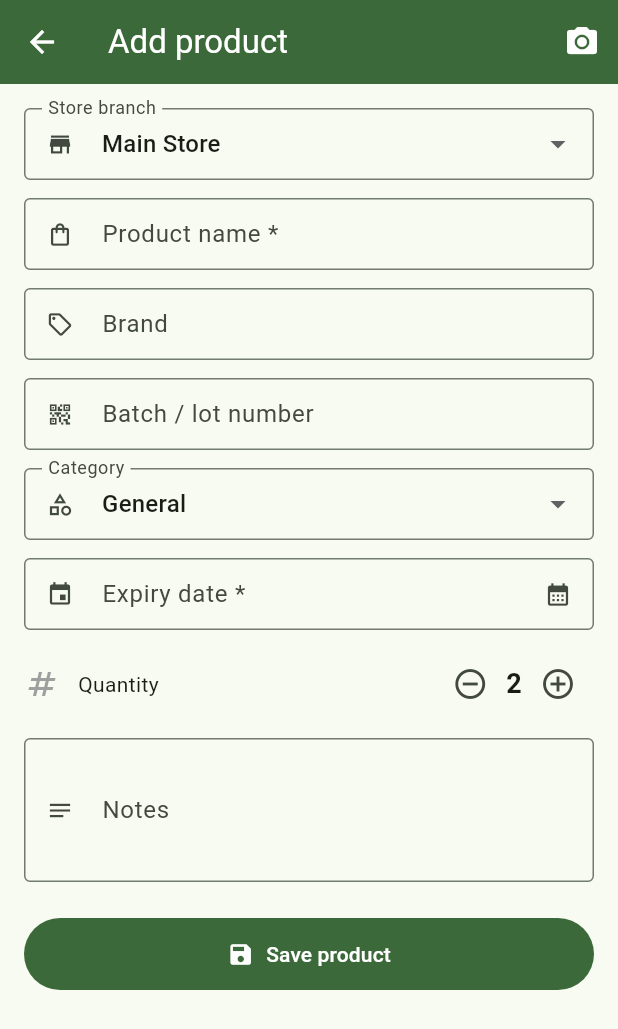
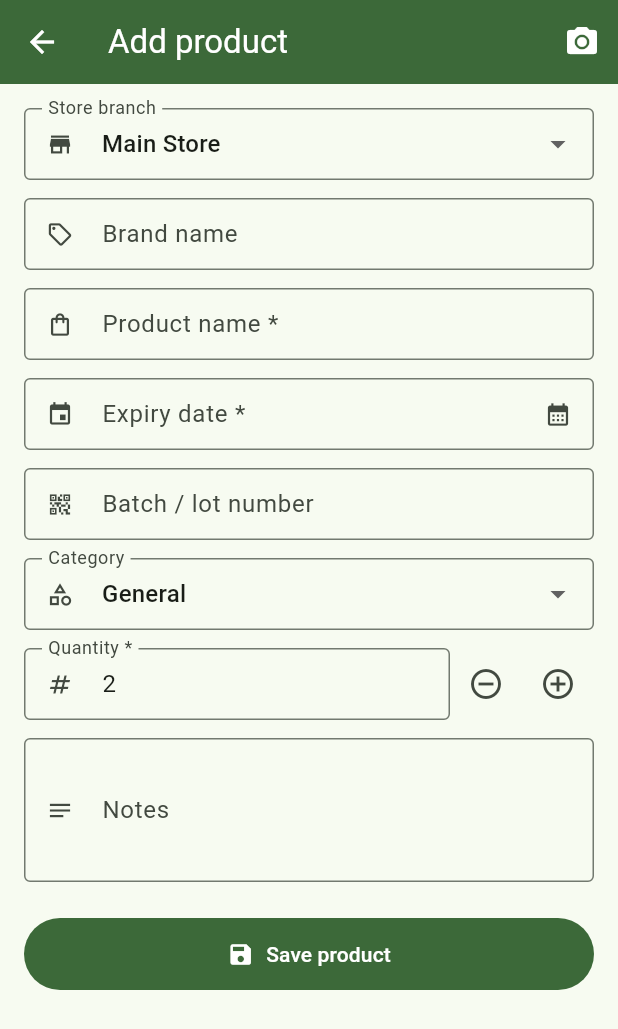
Before and after one commit to rizbismii/Expiry-Check, a Flutter app: the ProductFormScreen screen opened directly, after a tap on the "add circle outline" icon, on a phone screen of 412 x 824 dp. Shown: the top 1029 px of the screen. Run offline on Flutter 3.47's test engine with Material 3 defaults, Android fonts, the phone set to English and light mode, and no system bars; our stand-ins replace file_picker, flutter_local_notifications, flutter_timezone, image_picker, share_plus, shared_preferences and 2 more; missing offline and left inert: excel, google_mlkit_text_recognition; accounts and stored records are empty.

Commit message:
Reorder brand-first layout, typeable quantity, duplicate merge, report basis/date-range options, 90-day filter
Co-authored-by: rizbismii <rizbismii@users.noreply.github.com>

```diff
--- a/lib/models/product.dart
+++ b/lib/models/product.dart
@@ -35,10 +35,14 @@ class Product {
 
   bool get isExpiringSoon => daysLeft >= 0 && daysLeft <= 30;
 
+  /// Expiring between 31 and 90 days from today.
+  bool get isExpiring90 => daysLeft > 30 && daysLeft <= 90;
+
   String get statusLabel {
     if (isExpired) return 'Expired';
     if (daysLeft == 0) return 'Expires today';
     if (daysLeft <= 30) return 'Expiring soon';
+    if (daysLeft <= 90) return 'Expiring within 90 days';
     return 'Fresh';
   }
 
--- a/lib/screens/product_form_screen.dart
+++ b/lib/screens/product_form_screen.dart
@@ -1,4 +1,5 @@
 import 'package:flutter/material.dart';
+import 'package:flutter/services.dart';
 import 'package:image_picker/image_picker.dart';
 import 'package:intl/intl.dart';
 
@@ -36,9 +37,9 @@ class _ProductFormScreenState extends State<ProductFormScreen> {
   late final TextEditingController _brandCtrl;
   late final TextEditingController _batchCtrl;
   late final TextEditingController _expiryCtrl;
+  late final TextEditingController _qtyCtrl;
   late final TextEditingController _notesCtrl;
   late String _category;
-  late int _quantity;
   late int _storeId;
   List<Store> _stores = [];
   bool _saving = false;
@@ -65,9 +66,9 @@ class _ProductFormScreenState extends State<ProductFormScreen> {
     final initialExpiry = p?.expiryDate ?? scan?.expiryDate;
     _expiryCtrl = TextEditingController(
         text: initialExpiry == null ? '' : _nzDateFmt.format(initialExpiry));
+    _qtyCtrl = TextEditingController(text: '${p?.quantity ?? 1}');
     _notesCtrl = TextEditingController(text: p?.notes ?? '');
     _category = p?.category ?? scan?.category ?? 'General';
-    _quantity = p?.quantity ?? 1;
     _scannedText = scan?.rawText;
   }
 
@@ -77,8 +78,16 @@ class _ProductFormScreenState extends State<ProductFormScreen> {
     _brandCtrl.dispose();
     _batchCtrl.dispose();
     _expiryCtrl.dispose();
+    _qtyCtrl.dispose();
     _notesCtrl.dispose();
     super.dispose();
+  }
+
+  int get _quantityValue => int.tryParse(_qtyCtrl.text.trim()) ?? 1;
+
+  void _bumpQuantity(int delta) {
+    final next = (_quantityValue + delta).clamp(1, 999999);
+    setState(() => _qtyCtrl.text = '$next');
   }
 
   Future<void> _rescan() async {
@@ -153,18 +162,36 @@ class _ProductFormScreenState extends State<ProductFormScreen> {
         brand: _brandCtrl.text.trim(),
         batch: _batchCtrl.text.trim(),
         category: _category,
-        quantity: _quantity,
+        quantity: _quantityValue,
         expiryDate: expiryDate,
         addedDate: widget.product?.addedDate ?? DateTime.now(),
         notes: _notesCtrl.text.trim(),
       );
+      String? mergeMessage;
       if (_isEdit) {
         await DatabaseService.instance.update(product);
       } else {
-        await DatabaseService.instance.insert(product);
+        // Same brand + product + batch + expiry in this store: top up the
+        // existing entry's quantity instead of creating a duplicate row.
+        final existing = await DatabaseService.instance.findMatching(product);
+        if (existing != null) {
+          final merged = existing.copyWith(
+              quantity: existing.quantity + product.quantity);
+          await DatabaseService.instance.update(merged);
+          mergeMessage =
+              'Already in the list — quantity increased to ${merged.quantity}.';
+        } else {
+          await DatabaseService.instance.insert(product);
+        }
       }
       await NotificationService.instance.rescheduleAll();
-      if (mounted) Navigator.of(context).pop(true);
+      if (mounted) {
+        if (mergeMessage != null) {
+          ScaffoldMessenger.of(context).showSnackBar(
+              SnackBar(content: Text(mergeMessage)));
+        }
+        Navigator.of(context).pop(true);
+      }
     } catch (e) {
       _snack('Save failed: $e');
       if (mounted) setState(() => _saving = false);
@@ -243,6 +270,15 @@ class _ProductFormScreenState extends State<ProductFormScreen> {
               const SizedBox(height: 12),
             ],
             TextFormField(
+              controller: _brandCtrl,
+              decoration: const InputDecoration(
+                labelText: 'Brand name',
+                prefixIcon: Icon(Icons.sell_outlined),
+              ),
+              textCapitalization: TextCapitalization.words,
+            ),
+            const SizedBox(height: 12),
+            TextFormField(
               controller: _nameCtrl,
               decoration: const InputDecoration(
                 labelText: 'Product name *',
@@ -251,36 +287,6 @@ class _ProductFormScreenState extends State<ProductFormScreen> {
               textCapitalization: TextCapitalization.words,
               validator: (v) =>
                   (v == null || v.trim().isEmpty) ? 'Name is required' : null,
-            ),
-            const SizedBox(height: 12),
-            TextFormField(
-              controller: _brandCtrl,
-              decoration: const InputDecoration(
-                labelText: 'Brand',
-                prefixIcon: Icon(Icons.sell_outlined),
-              ),
-              textCapitalization: TextCapitalization.words,
-            ),
-            const SizedBox(height: 12),
-            TextFormField(
-              controller: _batchCtrl,
-              decoration: const InputDecoration(
-                labelText: 'Batch / lot number',
-                prefixIcon: Icon(Icons.qr_code_2),
-              ),
-              textCapitalization: TextCapitalization.characters,
-            ),
-            const SizedBox(height: 12),
-            DropdownButtonFormField<String>(
-              value: _category,
-              decoration: const InputDecoration(
-                labelText: 'Category',
-                prefixIcon: Icon(Icons.category_outlined),
-              ),
-              items: {..._categoryOptions()}
-                  .map((c) => DropdownMenuItem(value: c, child: Text(c)))
-                  .toList(),
-              onChanged: (v) => setState(() => _category = v ?? 'General'),
             ),
             const SizedBox(height: 12),
             TextFormField(
@@ -307,23 +313,58 @@ class _ProductFormScreenState extends State<ProductFormScreen> {
               },
             ),
             const SizedBox(height: 12),
+            TextFormField(
+              controller: _batchCtrl,
+              decoration: const InputDecoration(
+                labelText: 'Batch / lot number',
+                prefixIcon: Icon(Icons.qr_code_2),
+              ),
+              textCapitalization: TextCapitalization.characters,
+            ),
+            const SizedBox(height: 12),
+            DropdownButtonFormField<String>(
+              value: _category,
+              decoration: const InputDecoration(
+                labelText: 'Category',
+                prefixIcon: Icon(Icons.category_outlined),
+              ),
+              items: {..._categoryOptions()}
+                  .map((c) => DropdownMenuItem(value: c, child: Text(c)))
+                  .toList(),
+              onChanged: (v) => setState(() => _category = v ?? 'General'),
+            ),
+            const SizedBox(height: 12),
             Row(
               children: [
-                const Icon(Icons.numbers, color: Colors.grey),
-                const SizedBox(width: 12),
-                const Text('Quantity'),
-                const Spacer(),
+                Expanded(
+                  child: TextFormField(
+                    controller: _qtyCtrl,
+                    decoration: const InputDecoration(
+                      labelText: 'Quantity *',
+                      prefixIcon: Icon(Icons.numbers),
+                    ),
+                    keyboardType: TextInputType.number,
+                    inputFormatters: [FilteringTextInputFormatter.digitsOnly],
+                    // Refreshes the enabled state of the − button.
+                    onChanged: (_) => setState(() {}),
+                    validator: (v) {
+                      final n = int.tryParse((v ?? '').trim());
+                      if (n == null || n < 1) {
+                        return 'Enter a quantity of 1 or more';
+                      }
+                      return null;
+                    },
+                  ),
+                ),
                 IconButton(
-                  onPressed: _quantity > 1
-                      ? () => setState(() => _quantity--)
-                      : null,
+                  tooltip: 'Decrease',
+                  onPressed:
+                      _quantityValue > 1 ? () => _bumpQuantity(-1) : null,
                   icon: const Icon(Icons.remove_circle_outline),
                 ),
-                Text('$_quantity',
-                    style: const TextStyle(
-                        fontSize: 18, fontWeight: FontWeight.bold)),
                 IconButton(
-                  onPressed: () => setState(() => _quantity++),
+                  tooltip: 'Increase',
+                  onPressed: () => _bumpQuantity(1),
                   icon: const Icon(Icons.add_circle_outline),
                 ),
               ],
```
Also changed, not shown: lib/screens/home_screen.dart (+35 -14 lines), lib/screens/settings_screen.dart (+11 -2 lines), lib/services/database_service.dart (+25 -0 lines), lib/services/export_service.dart (+63 -15 lines), lib/widgets/report_options_dialog.dart (added, +141 -0 lines), 3 other files.
